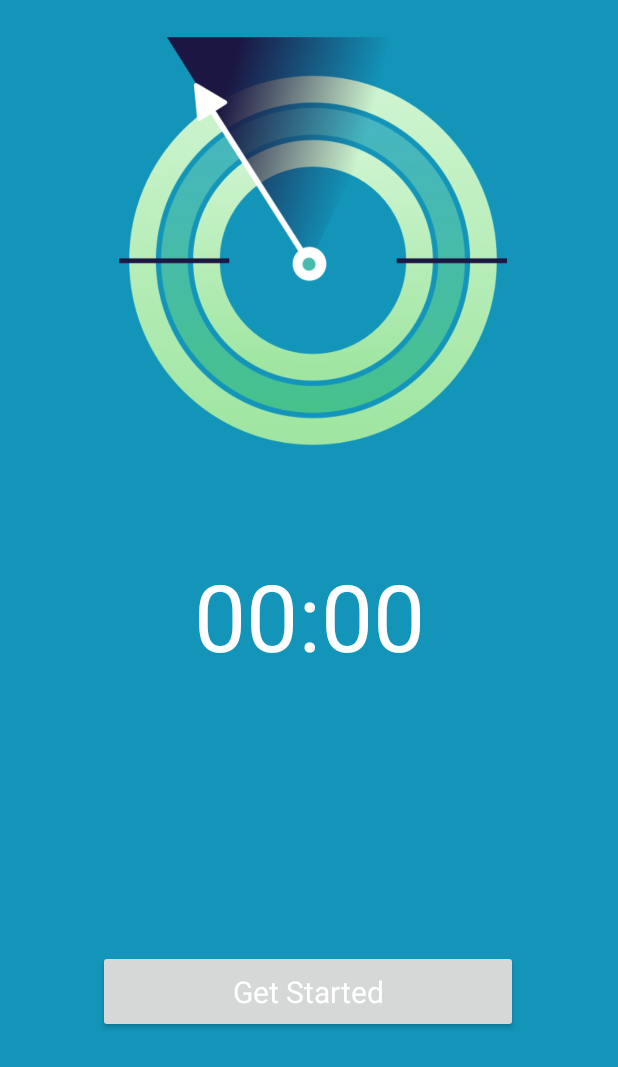
After one commit to rivaldofez/CoFit19, an Android app: the Stopwatch screen opened directly, with no data from a screen before it, on a phone screen of 412 x 824 dp. The commit adds this screen. Shown: the top 1067 px of the screen. Run offline under Robolectric (Android 15) with nearby library versions, the phone set to English and light mode, and no system bars; Roboto replaces fonts that are not available here; 1 statement that could not run was skipped.

Commit message:
selesai menambahkan stopwatch

```diff
--- a/app/src/main/java/com/example/cofit19/Login.java
+++ b/app/src/main/java/com/example/cofit19/Login.java
@@ -72,7 +72,7 @@ public class Login extends AppCompatActivity {
                     public void onComplete(@NonNull Task<AuthResult> task) {
                         if(task.isSuccessful()){
                             Toast.makeText(Login.this ,"Login Successfully" , Toast.LENGTH_SHORT).show();
-                            startActivity(new Intent(getApplicationContext(),MainActivity.class));
+                            startActivity(new Intent(getApplicationContext(),Dashboard.class));
                         }else{
                             Toast.makeText(Login.this,"Error Occured !" + task.getException().getMessage(), Toast.LENGTH_SHORT).show();
                             progressBar.setVisibility(View.INVISIBLE);
--- /dev/null
+++ b/app/src/main/java/com/example/cofit19/Stopwatch.java
@@ -0,0 +1,63 @@
+package com.example.cofit19;
+
+import androidx.appcompat.app.AppCompatActivity;
+
+import android.graphics.Typeface;
+import android.os.Bundle;
+import android.os.SystemClock;
+import android.view.View;
+import android.view.animation.Animation;
+import android.view.animation.AnimationUtils;
+import android.widget.Button;
+import android.widget.Chronometer;
+import android.widget.ImageView;
+
+public class Stopwatch extends AppCompatActivity {
+
+    Button btnstart;
+    Button btnstop;
+    ImageView icanchor;
+    Animation roundingalone;
+    Chronometer timerhere;
+
+    @Override
+    protected void onCreate(Bundle savedInstanceState) {
+        super.onCreate(savedInstanceState);
+        setContentView(R.layout.activity_stopwatch);
+
+        btnstart = findViewById(R.id.btnstart);
+        btnstop = findViewById(R.id.btnstop);
+        icanchor = findViewById(R.id.icanchor);
+        timerhere = findViewById(R.id.timerhere);
+
+        btnstop.setAlpha(0);
+
+        roundingalone = AnimationUtils.loadAnimation(this,R.anim.roundingalone);
+
+        Typeface MMedium = Typeface.createFromAsset(getAssets(),"fonts/MMedium.ttf");
+
+        btnstart.setTypeface(MMedium);
+
+        btnstart.setOnClickListener(new View.OnClickListener() {
+            @Override
+            public void onClick(View v) {
+                icanchor.startAnimation(roundingalone);
+                btnstop.animate().alpha(1).translationY(-80).setDuration(300).start();
+                btnstart.animate().alpha(0).setDuration(300).start();
+
+                timerhere.setBase(SystemClock.elapsedRealtime());
+                timerhere.start();
+            }
+        });
+
+        btnstop.setOnClickListener(new View.OnClickListener() {
+            @Override
+            public void onClick(View v) {
+                icanchor.clearAnimation();
+                btnstart.animate().alpha(1).translationY(-80).setDuration(300).start();
+                btnstop.animate().alpha(0).setDuration(300).start();
+                timerhere.stop();
+            }
+        });
+    }
+}
--- a/app/src/main/java/com/example/cofit19/ViewDirections.java
+++ b/app/src/main/java/com/example/cofit19/ViewDirections.java
@@ -240,8 +240,7 @@ public class ViewDirections extends FragmentActivity implements OnMapReadyCallba
                 }
 
                 polylineOptions.addAll(points);
-                polylineOptions.width(20);
-                polylineOptions.visible(true);
+                polylineOptions.width(10);
                 polylineOptions.color(Color.BLACK);
                 polylineOptions.geodesic(true);
             }
--- /dev/null
+++ b/app/src/main/res/anim/roundingalone.xml
@@ -0,0 +1,14 @@
+<?xml version="1.0" encoding="utf-8"?>
+<set xmlns:android="http://schemas.android.com/apk/res/android"
+    android:interpolator="@android:interpolator/linear">
+
+    <rotate
+        xmlns:android="http://schemas.android.com/apk/res/android"
+        android:fromDegrees="0"
+        android:toDegrees="360"
+        android:pivotX="50%"
+        android:pivotY="50%"
+        android:repeatCount="infinite"
+        android:duration="2000"/>
+
+</set>
--- a/app/src/main/res/layout/activity_login.xml
+++ b/app/src/main/res/layout/activity_login.xml
@@ -4,6 +4,7 @@
     xmlns:tools="http://schemas.android.com/tools"
     android:layout_width="match_parent"
     android:layout_height="match_parent"
+    android:background="@color/colorPrimary"
     tools:context=".Login">
 
     <TextView
--- /dev/null
+++ b/app/src/main/res/layout/activity_stopwatch.xml
@@ -0,0 +1,85 @@
+<?xml version="1.0" encoding="utf-8"?>
+<androidx.constraintlayout.widget.ConstraintLayout xmlns:android="http://schemas.android.com/apk/res/android"
+    xmlns:app="http://schemas.android.com/apk/res-auto"
+    xmlns:tools="http://schemas.android.com/tools"
+    android:layout_width="match_parent"
+    android:layout_height="match_parent"
+    android:background="#1395ba"
+    tools:context="com.example.cofit19.Stopwatch">
+
+    <ImageView
+        android:layout_width="368dp"
+        android:layout_height="247dp"
+        android:id="@+id/bgcircle"
+        android:src="@drawable/bgcircle"
+        android:layout_marginStart="8dp"
+        android:layout_marginTop="50dp"
+        app:layout_constraintEnd_toEndOf="parent"
+        app:layout_constraintTop_toTopOf="parent"
+        app:layout_constraintStart_toStartOf="parent"
+        app:layout_constraintHorizontal_bias="0.464"
+        />
+
+
+    <ImageView
+        android:layout_width="358dp"
+        android:layout_height="357dp"
+        android:id="@+id/icanchor"
+        android:src="@drawable/icanchor"
+        android:layout_marginEnd="8dp"
+        android:layout_marginStart="8dp"
+        android:layout_marginTop="0dp"
+        app:layout_constraintEnd_toEndOf="parent"
+        app:layout_constraintTop_toTopOf="parent"
+        app:layout_constraintStart_toStartOf="parent"
+    />
+
+    <Chronometer
+        android:id="@+id/timerhere"
+        android:layout_width="wrap_content"
+        android:layout_height="wrap_content"
+        android:textColor="#FFF"
+        android:textSize="62sp"
+        app:layout_constraintBottom_toTopOf="@+id/btnstart"
+        app:layout_constraintEnd_toEndOf="parent"
+        app:layout_constraintStart_toStartOf="parent"
+        app:layout_constraintTop_toBottomOf="@+id/icanchor"
+        app:layout_constraintVertical_bias="0.060000002" />
+
+    <Button
+        android:layout_width="280dp"
+        android:layout_height="55dp"
+        android:layout_marginBottom="40dp"
+        android:layout_marginEnd="8dp"
+        android:layout_marginStart="8dp"
+        android:text="Get Started"
+        android:textAllCaps="false"
+        android:textColor="#FFF"
+        android:textSize="20sp"
+        android:id="@+id/btnstart"
+        android:src="@drawable/bgcircle"
+        app:layout_constraintEnd_toEndOf="parent"
+        app:layout_constraintBottom_toTopOf="@+id/btnstop"
+        app:layout_constraintHorizontal_bias="0.495"
+        app:layout_constraintStart_toStartOf="parent"
+    />
+
+    <Button
+        android:layout_width="280dp"
+        android:layout_height="55dp"
+        android:layout_marginBottom="40dp"
+        android:layout_marginEnd="8dp"
+        android:layout_marginStart="8dp"
+        android:text="Finish Workout"
+        android:textAllCaps="false"
+        android:textColor="#FFF"
+        android:textSize="20sp"
+        android:id="@+id/btnstop"
+        android:src="@drawable/bgcircle"
+        app:layout_constraintEnd_toEndOf="parent"
+        app:layout_constraintBottom_toBottomOf="parent"
+        app:layout_constraintHorizontal_bias="0.495"
+        app:layout_constraintStart_toStartOf="parent"
+        />
+
+</androidx.constraintlayout.widget.ConstraintLayout>
```
Also changed, not shown: app/src/main/AndroidManifest.xml (+19 -8 lines), app/src/main/java/com/example/cofit19/Dashboard.java (+20 -2 lines), app/src/main/res/drawable/ic_home_black_24dp.xml (added, +9 -0 lines), app/src/main/res/drawable/logout.xml (added, +9 -0 lines), app/src/main/res/layout/activity_dashboard.xml (+25 -3 lines), app/src/main/res/layout/header.xml (added, +32 -0 lines), app/src/main/res/menu/main_menu.xml (added, +69 -0 lines), app/src/main/res/drawable/bgcircle.png (added), app/src/main/res/drawable/icanchor.png (added), app/src/main/res/drawable/icget.png (added).
